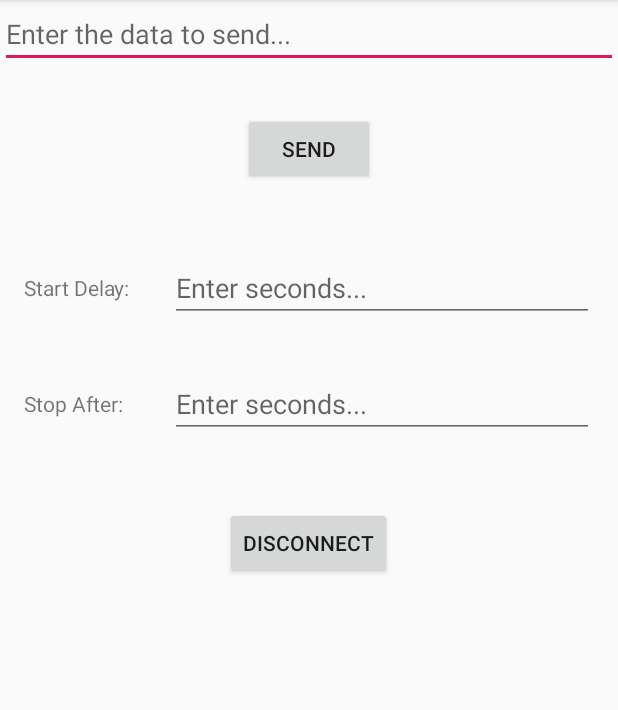
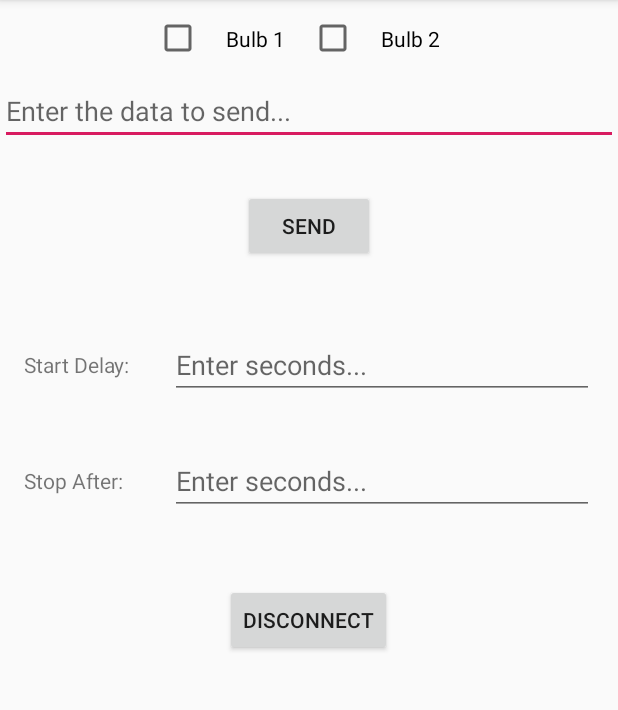
Before and after one commit to Devansh-Maurya/Bulb-Control-By-Arduino-and-Mobile, an Android app: the LEDControlActivity screen opened directly, with no data from a screen before it, on a phone screen of 412 x 824 dp, the part 84-794 px from its top. Run offline under Robolectric (Android 15) with nearby library versions, the phone set to English and light mode, and no system bars; 3 statements that could not run were skipped.

Commit message:
Added CheckBoxes to select between 2 bulbs/appliances

```diff
--- a/BluetoothBulbControl/app/src/main/res/layout/activity_ledcontrol.xml
+++ b/BluetoothBulbControl/app/src/main/res/layout/activity_ledcontrol.xml
@@ -4,6 +4,29 @@
     android:layout_height="match_parent"
     android:layout_width="match_parent"
     android:orientation="vertical">
+
+    <LinearLayout
+        android:layout_width="match_parent"
+        android:layout_height="wrap_content"
+        android:orientation="horizontal"
+        android:gravity="center_horizontal">
+
+        <CheckBox
+            android:layout_width="wrap_content"
+            android:layout_height="wrap_content"
+            android:text="Bulb 1"
+            android:padding="16dp"
+            android:onClick="onBulbCheckBoxClicked"
+            android:id="@+id/bulb1_checkbox" />
+
+        <CheckBox
+            android:layout_width="wrap_content"
+            android:layout_height="wrap_content"
+            android:text="Bulb 2"
+            android:padding="16dp"
+            android:onClick="onBulbCheckBoxClicked"
+            android:id="@+id/bulb2_checkbox"/>
+    </LinearLayout>
 
     <EditText
         android:layout_width="match_parent"
```
Also changed, not shown: BluetoothBulbControl/app/src/main/java/me/devanshmaurya/bluetoothcontrol/LEDControlActivity.java (+39 -3 lines).
